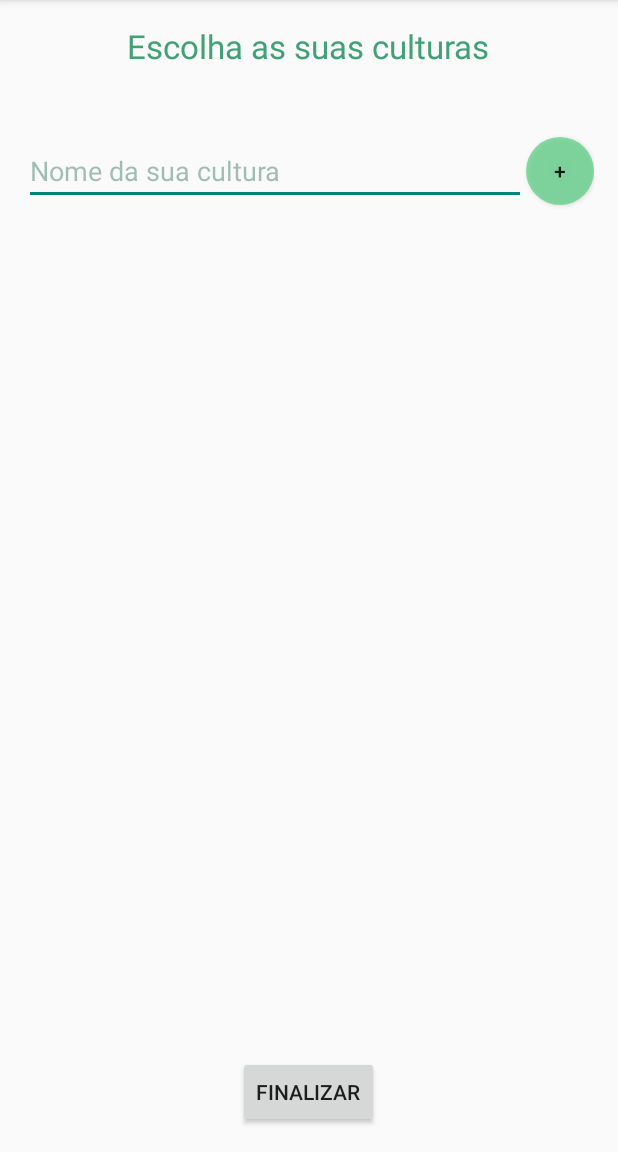
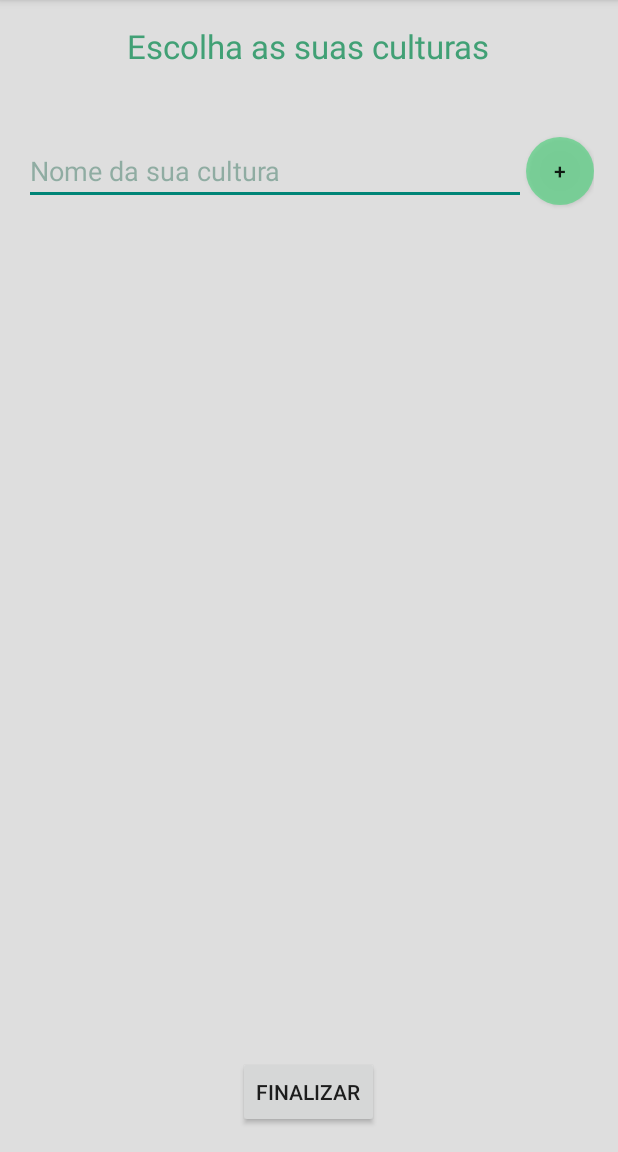
Before and after one commit to fdcb/PinkTeam, an Android app: the screen it shows after launch (MainActivity), on a phone screen of 412 x 824 dp, the part 84-1236 px from its top. Run offline under Robolectric (Android 15) with nearby library versions, the phone set to English and light mode, and no system bars.

Commit message:
Mudancas na main activity

```diff
--- a/app/src/main/res/layout/activity_main.xml
+++ b/app/src/main/res/layout/activity_main.xml
@@ -4,7 +4,8 @@
     android:paddingRight="@dimen/activity_horizontal_margin"
     android:paddingTop="@dimen/activity_vertical_margin"
     android:paddingBottom="@dimen/activity_vertical_margin" tools:context=".MainActivity"
-    android:id="@+id/relativeLayout_InicialLayout">
+    android:id="@+id/relativeLayout_InicialLayout"
+    android:background="@color/background">
 
     <TextView
         android:layout_width="wrap_content"
--- a/app/src/main/res/values/strings.xml
+++ b/app/src/main/res/values/strings.xml
@@ -6,4 +6,8 @@
     <string name="cultureName">Nome da sua cultura</string>
     <string name="action_settings">Settings</string>
     <string name="errorNoCulture">Cultura inexistente!\nInsira uma cultura presente na lista.</string>
+
+
+    <color name="remove_text_x">#dda0a0a0</color>
+    <color name="background">#dddadada</color>
 </resources>
```
Also changed, not shown: app/src/main/java/pinkteampdm/farmerhelper/MainActivity.java (+34 -9 lines), 1 other file.
